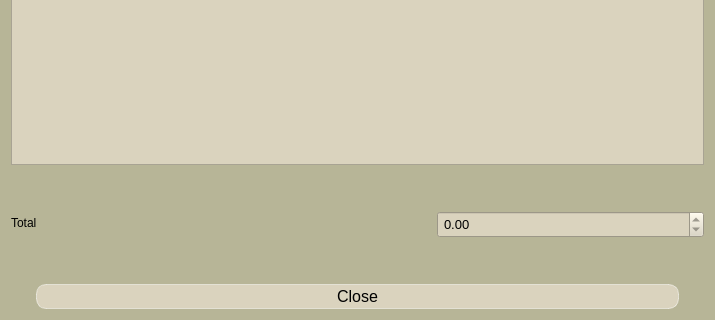
Qt form Final project3/purchaseReceiptDialog.ui (Rhainer13/IM-Project) before a commit; both pictures show x 0 to 715 and y 247 to 567 of the 715 by 567 pixel window.
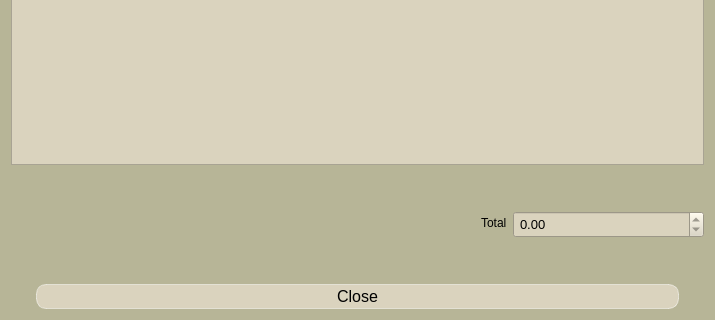
The same form after that commit.

Diff of the .ui file:
```diff
--- a/Final project3/purchaseReceiptDialog.ui
+++ b/Final project3/purchaseReceiptDialog.ui
@@ -87,7 +87,10 @@
    <item>
     <layout class="QFormLayout" name="formLayout_2">
      <property name="horizontalSpacing">
-      <number>400</number>
+      <number>6</number>
+     </property>
+     <property name="leftMargin">
+      <number>470</number>
      </property>
      <item row="0" column="0">
       <widget class="QLabel" name="label_2">
@@ -105,6 +108,12 @@
      </item>
      <item row="0" column="1">
       <widget class="QDoubleSpinBox" name="total">
+       <property name="maximumSize">
+        <size>
+         <width>1677</width>
+         <height>16777215</height>
+        </size>
+       </property>
        <property name="styleSheet">
         <string notr="true">QDoubleSpinBox{
 background-color: rgb(218, 211, 190);
```
